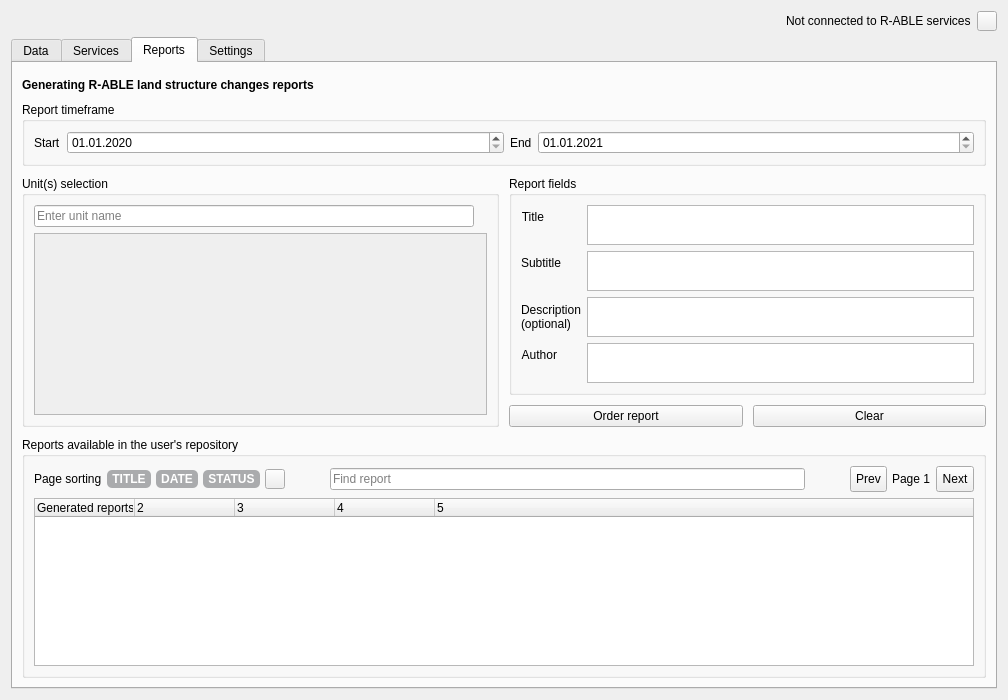
This is gui/r_able_dialog_base.ui in Przemek2829/r-able as Qt 5 draws it before an edit. The edited form follows.
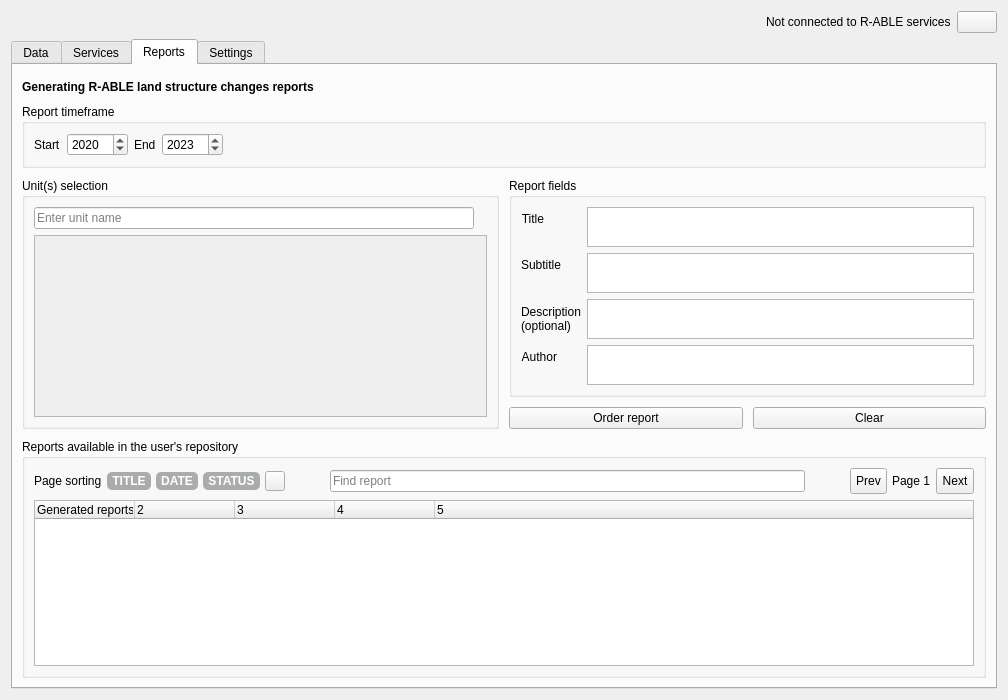
This is the edited form. The open tabs and pages were chosen to show the change. Icons and pictures are not drawn. Custom widgets are drawn as their Qt base class.

Patch:
```diff
--- a/gui/r_able_dialog_base.ui
+++ b/gui/r_able_dialog_base.ui
@@ -69,14 +69,14 @@
       <widget class="QPushButton" name="reconnect_service_btn">
        <property name="minimumSize">
         <size>
-         <width>20</width>
-         <height>20</height>
+         <width>0</width>
+         <height>0</height>
         </size>
        </property>
        <property name="maximumSize">
         <size>
-         <width>20</width>
-         <height>20</height>
+         <width>16777215</width>
+         <height>16777215</height>
         </size>
        </property>
        <property name="text">
@@ -879,32 +879,21 @@
            </widget>
           </item>
           <item>
-           <widget class="QgsDateTimeEdit" name="reports_start_time_edit">
+           <widget class="QSpinBox" name="reports_start_year">
             <property name="sizePolicy">
-             <sizepolicy hsizetype="MinimumExpanding" vsizetype="Fixed">
+             <sizepolicy hsizetype="Preferred" vsizetype="Fixed">
               <horstretch>0</horstretch>
               <verstretch>0</verstretch>
              </sizepolicy>
             </property>
-            <property name="dateTime">
-             <datetime>
-              <hour>0</hour>
-              <minute>0</minute>
-              <second>0</second>
-              <year>2020</year>
-              <month>1</month>
-              <day>1</day>
-             </datetime>
+            <property name="minimum">
+             <number>2000</number>
             </property>
-            <property name="date">
-             <date>
-              <year>2020</year>
-              <month>1</month>
-              <day>1</day>
-             </date>
+            <property name="maximum">
+             <number>10000</number>
             </property>
-            <property name="displayFormat">
-             <string>dd.MM.yyyy</string>
+            <property name="value">
+             <number>2020</number>
             </property>
            </widget>
           </item>
@@ -922,35 +911,37 @@
            </widget>
           </item>
           <item>
-           <widget class="QgsDateTimeEdit" name="reports_end_time_edit">
+           <widget class="QSpinBox" name="reports_end_year">
             <property name="sizePolicy">
-             <sizepolicy hsizetype="MinimumExpanding" vsizetype="Fixed">
+             <sizepolicy hsizetype="Preferred" vsizetype="Fixed">
               <horstretch>0</horstretch>
               <verstretch>0</verstretch>
              </sizepolicy>
             </property>
-            <property name="dateTime">
-             <datetime>
-              <hour>0</hour>
-              <minute>0</minute>
-              <second>0</second>
-              <year>2021</year>
-              <month>1</month>
-              <day>1</day>
-             </datetime>
+            <property name="minimum">
+             <number>2000</number>
             </property>
-            <property name="date">
-             <date>
-              <year>2021</year>
-              <month>1</month>
-              <day>1</day>
-             </date>
+            <property name="maximum">
+             <number>10000</number>
             </property>
-            <property name="displayFormat">
-             <string>dd.MM.yyyy</string>
+            <property name="value">
+             <number>2023</number>
             </property>
            </widget>
           </item>
+          <item>
+           <spacer name="horizontalSpacer_6">
+            <property name="orientation">
+             <enum>Qt::Horizontal</enum>
+            </property>
+            <property name="sizeHint" stdset="0">
+             <size>
+              <width>40</width>
+              <height>20</height>
+             </size>
+            </property>
+           </spacer>
+          </item>
          </layout>
         </widget>
        </item>
@@ -1044,7 +1035,7 @@
                    <x>0</x>
                    <y>0</y>
                    <width>455</width>
-                   <height>183</height>
+                   <height>180</height>
                   </rect>
                  </property>
                  <layout class="QVBoxLayout" name="verticalLayout_20">
@@ -1926,13 +1917,6 @@
    </item>
   </layout>
  </widget>
- <customwidgets>
-  <customwidget>
-   <class>QgsDateTimeEdit</class>
-   <extends>QDateTimeEdit</extends>
-   <header>qgsdatetimeedit.h</header>
-  </customwidget>
- </customwidgets>
  <tabstops>
   <tabstop>data_unit_selection_box</tabstop>
   <tabstop>data_unit_input</tabstop>
```
Left out of the diff: 182 changed lines with no effect on the pictures.
